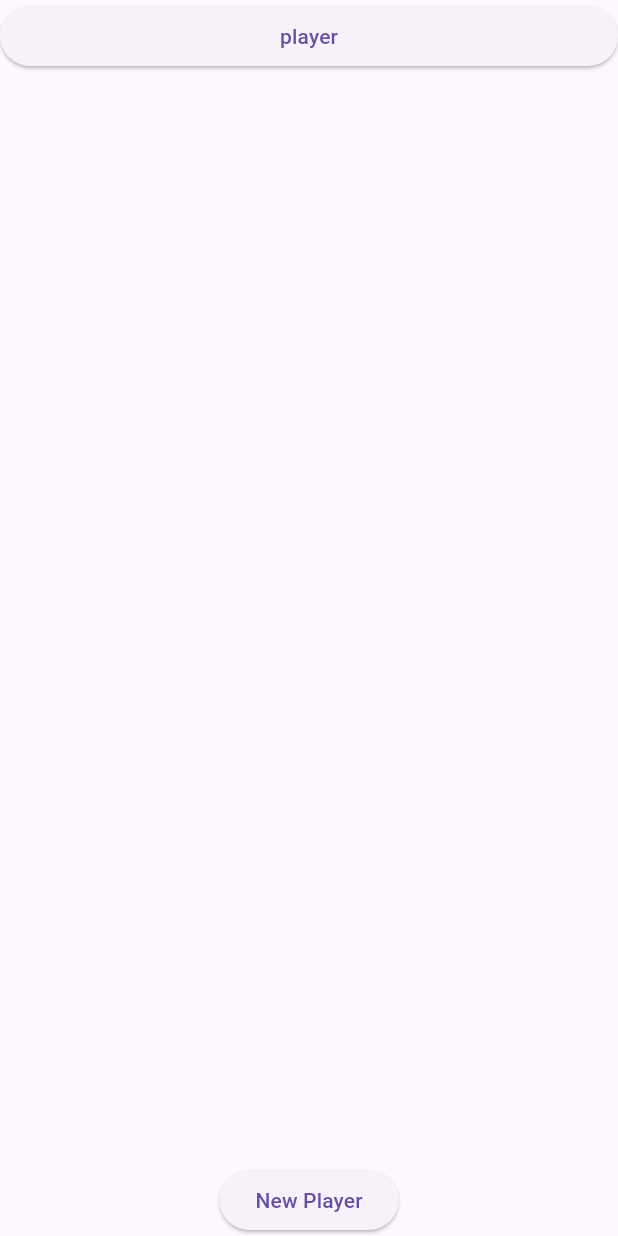
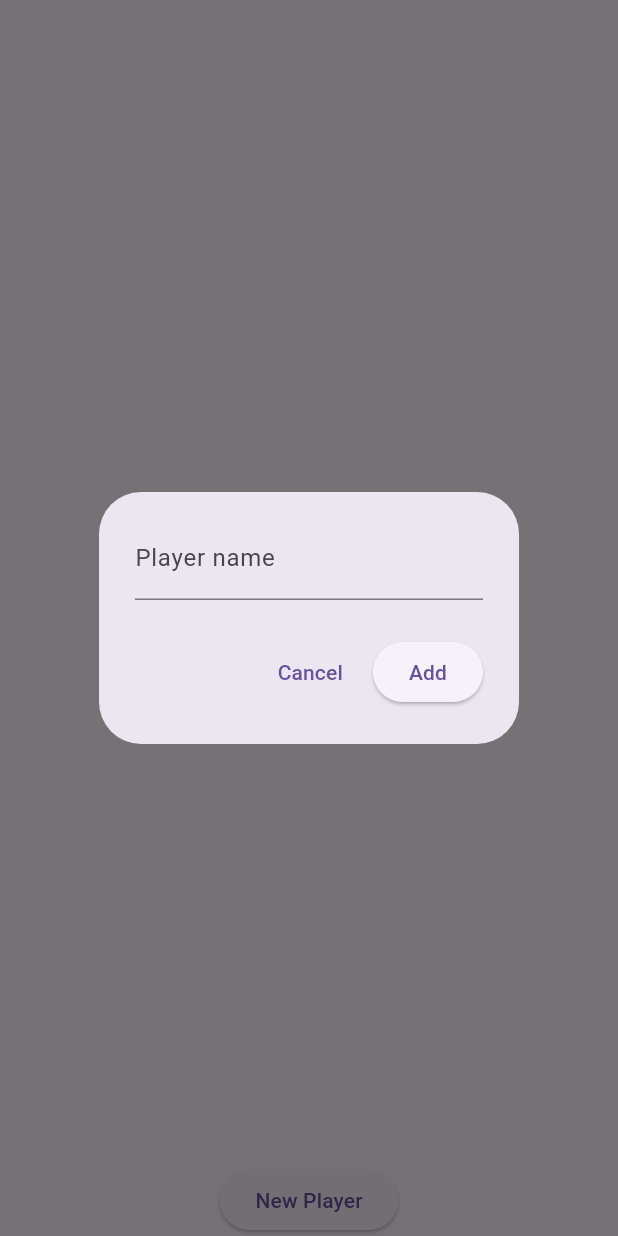
Before and after one commit to SydHayosh/dutch_blitz_scorekeeper, a Flutter app: the screen it shows after launch, after a tap on "New Player", on a phone screen of 412 x 824 dp. Run offline on Flutter 3.47's test engine with Material 3 defaults, Android fonts, the phone set to English and light mode, and no system bars.

Commit message:
Player names are now entered.

```diff
--- a/lib/start.dart
+++ b/lib/start.dart
@@ -18,14 +18,44 @@ class StartPage extends StatefulWidget {
 
 
 class _StartPageState extends State<StartPage> {
+  void _addPlayer() {
+    final TextEditingController _controller = TextEditingController();
 
-  void _addPlayer() {
-    print('new player pressed');
+    showDialog(
+      context: context,
+      builder: (BuildContext context) {
+        return AlertDialog(
+          //title: const Text('Add Player'),
+          content: TextField(
+            controller: _controller,
+            decoration: const InputDecoration(
+              labelText: 'Player name ',
+              //hintText: 'Player name',
+            ),
+          ),
 
-    //final player = Player(name: 'player');
-    widget.onSave(Player(name: 'player'));
+          actions: [
+            TextButton(
+              onPressed: () => Navigator.pop(context),
+              child: const Text('Cancel'),
+            ),
 
+            ElevatedButton(
+              onPressed: () {
+                final name = _controller.text.trim();
+                if (name.isNotEmpty) {
+                  widget.onSave(Player(name: name));
+                }
+                Navigator.pop(context);
+              },
+              child: const Text('Add')
+            ),
+          ]
+        );
+      },
+    );
   }
+
   @override
   Widget build(BuildContext context) {
     return Scaffold(
```
